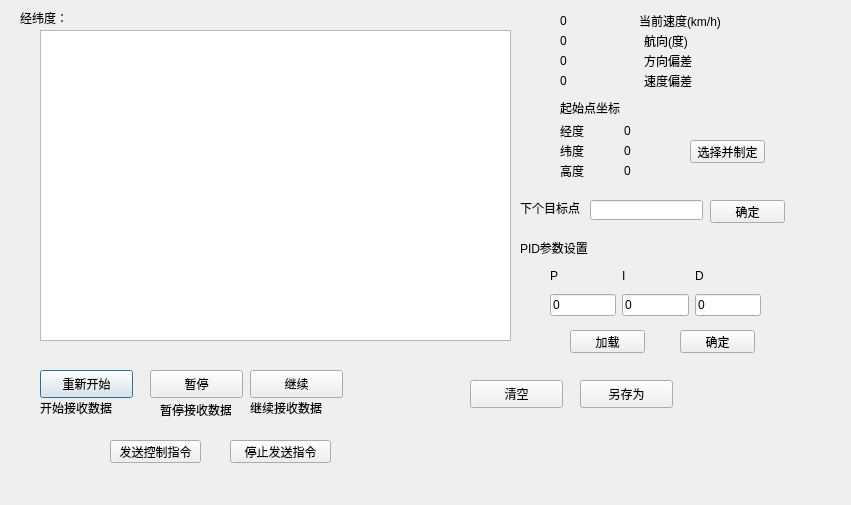
Qt form ProcessRunDialog.ui (IRLSCU/QtController) before a commit.
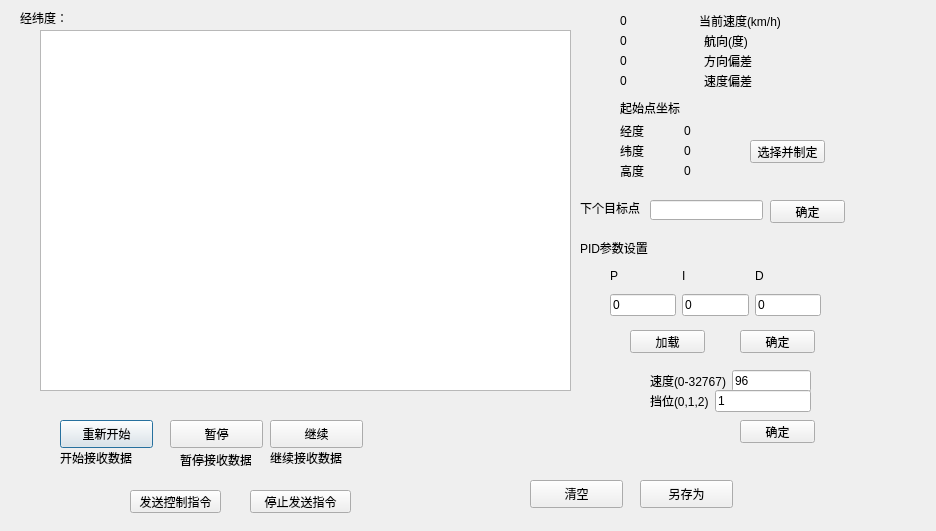
The same form after that commit.

The edit to the form file:
```diff
--- a/ProcessRunDialog.ui
+++ b/ProcessRunDialog.ui
@@ -6,8 +6,8 @@
    <rect>
     <x>0</x>
     <y>0</y>
-    <width>851</width>
-    <height>505</height>
+    <width>936</width>
+    <height>531</height>
    </rect>
   </property>
   <property name="windowTitle">
@@ -18,8 +18,8 @@
     <rect>
      <x>40</x>
      <y>30</y>
-     <width>471</width>
-     <height>311</height>
+     <width>531</width>
+     <height>361</height>
     </rect>
    </property>
   </widget>
@@ -39,8 +39,8 @@
   <widget class="QPushButton" name="start">
    <property name="geometry">
     <rect>
-     <x>40</x>
-     <y>370</y>
+     <x>60</x>
+     <y>420</y>
      <width>93</width>
      <height>28</height>
     </rect>
@@ -52,8 +52,8 @@
   <widget class="QPushButton" name="pause">
    <property name="geometry">
     <rect>
-     <x>150</x>
-     <y>370</y>
+     <x>170</x>
+     <y>420</y>
      <width>93</width>
      <height>28</height>
     </rect>
@@ -65,8 +65,8 @@
   <widget class="QPushButton" name="clear">
    <property name="geometry">
     <rect>
-     <x>470</x>
-     <y>380</y>
+     <x>530</x>
+     <y>480</y>
      <width>93</width>
      <height>28</height>
     </rect>
@@ -78,8 +78,8 @@
   <widget class="QPushButton" name="continue_2">
    <property name="geometry">
     <rect>
-     <x>250</x>
-     <y>370</y>
+     <x>270</x>
+     <y>420</y>
      <width>93</width>
      <height>28</height>
     </rect>
@@ -91,8 +91,8 @@
   <widget class="QPushButton" name="saveAs">
    <property name="geometry">
     <rect>
-     <x>580</x>
-     <y>380</y>
+     <x>640</x>
+     <y>480</y>
      <width>93</width>
      <height>28</height>
     </rect>
@@ -104,7 +104,7 @@
   <widget class="QLabel" name="label_4">
    <property name="geometry">
     <rect>
-     <x>560</x>
+     <x>620</x>
      <y>100</y>
      <width>71</width>
      <height>16</height>
@@ -117,7 +117,7 @@
   <widget class="QWidget" name="horizontalLayoutWidget">
    <property name="geometry">
     <rect>
-     <x>560</x>
+     <x>620</x>
      <y>120</y>
      <width>121</width>
      <height>21</height>
@@ -143,7 +143,7 @@
   <widget class="QWidget" name="horizontalLayoutWidget_2">
    <property name="geometry">
     <rect>
-     <x>560</x>
+     <x>620</x>
      <y>140</y>
      <width>121</width>
      <height>21</height>
@@ -169,7 +169,7 @@
   <widget class="QWidget" name="horizontalLayoutWidget_3">
    <property name="geometry">
     <rect>
-     <x>560</x>
+     <x>620</x>
      <y>160</y>
      <width>121</width>
      <height>21</height>
@@ -195,7 +195,7 @@
   <widget class="QWidget" name="horizontalLayoutWidget_4">
    <property name="geometry">
     <rect>
-     <x>560</x>
+     <x>620</x>
      <y>10</y>
      <width>161</width>
      <height>21</height>
@@ -221,7 +221,7 @@
   <widget class="QWidget" name="horizontalLayoutWidget_5">
    <property name="geometry">
     <rect>
-     <x>560</x>
+     <x>620</x>
      <y>30</y>
      <width>161</width>
      <height>21</height>
@@ -247,7 +247,7 @@
   <widget class="QPushButton" name="startPointChoiceBT">
    <property name="geometry">
     <rect>
-     <x>690</x>
+     <x>750</x>
      <y>140</y>
      <width>75</width>
      <height>23</height>
@@ -260,7 +260,7 @@
   <widget class="QPushButton" name="confirmNextPointBT">
    <property name="geometry">
     <rect>
-     <x>710</x>
+     <x>770</x>
      <y>200</y>
      <width>75</width>
      <height>23</height>
@@ -273,7 +273,7 @@
   <widget class="QLabel" name="label_15">
    <property name="geometry">
     <rect>
-     <x>520</x>
+     <x>580</x>
      <y>200</y>
      <width>71</width>
      <height>16</height>
@@ -286,7 +286,7 @@
   <widget class="QLineEdit" name="lineEdit">
    <property name="geometry">
     <rect>
-     <x>590</x>
+     <x>650</x>
      <y>200</y>
      <width>113</width>
      <height>20</height>
@@ -296,7 +296,7 @@
   <widget class="QWidget" name="horizontalLayoutWidget_6">
    <property name="geometry">
     <rect>
-     <x>550</x>
+     <x>610</x>
      <y>260</y>
      <width>211</width>
      <height>31</height>
@@ -329,7 +329,7 @@
   <widget class="QPushButton" name="ConfirmPID">
    <property name="geometry">
     <rect>
-     <x>680</x>
+     <x>740</x>
      <y>330</y>
      <width>75</width>
      <height>23</height>
@@ -342,7 +342,7 @@
   <widget class="QLabel" name="label_8">
    <property name="geometry">
     <rect>
-     <x>520</x>
+     <x>580</x>
      <y>240</y>
      <width>71</width>
      <height>16</height>
@@ -355,7 +355,7 @@
   <widget class="QWidget" name="horizontalLayoutWidget_7">
    <property name="geometry">
     <rect>
-     <x>550</x>
+     <x>610</x>
      <y>290</y>
      <width>211</width>
      <height>31</height>
@@ -388,7 +388,7 @@
   <widget class="QWidget" name="horizontalLayoutWidget_8">
    <property name="geometry">
     <rect>
-     <x>560</x>
+     <x>620</x>
      <y>50</y>
      <width>161</width>
      <height>21</height>
@@ -414,7 +414,7 @@
   <widget class="QWidget" name="horizontalLayoutWidget_9">
    <property name="geometry">
     <rect>
-     <x>560</x>
+     <x>620</x>
      <y>70</y>
      <width>161</width>
      <height>21</height>
@@ -440,7 +440,7 @@
   <widget class="QPushButton" name="loadPID">
    <property name="geometry">
     <rect>
-     <x>570</x>
+     <x>630</x>
      <y>330</y>
      <width>75</width>
      <height>23</height>
@@ -453,8 +453,8 @@
   <widget class="QLabel" name="label_13">
    <property name="geometry">
     <rect>
-     <x>40</x>
-     <y>400</y>
+     <x>60</x>
+     <y>450</y>
      <width>91</width>
      <height>16</height>
     </rect>
@@ -466,8 +466,8 @@
   <widget class="QLabel" name="label_16">
    <property name="geometry">
     <rect>
-     <x>160</x>
-     <y>400</y>
+     <x>180</x>
+     <y>450</y>
      <width>71</width>
      <height>20</height>
     </rect>
@@ -479,8 +479,8 @@
   <widget class="QLabel" name="label_17">
    <property name="geometry">
     <rect>
-     <x>250</x>
-     <y>400</y>
+     <x>270</x>
+     <y>450</y>
      <width>81</width>
      <height>16</height>
     </rect>
@@ -492,8 +492,8 @@
   <widget class="QPushButton" name="startSendingCO">
    <property name="geometry">
     <rect>
-     <x>110</x>
-     <y>440</y>
+     <x>130</x>
+     <y>490</y>
      <width>91</width>
      <height>23</height>
     </rect>
@@ -505,8 +505,8 @@
   <widget class="QPushButton" name="stopSendingCO">
    <property name="geometry">
     <rect>
-     <x>230</x>
-     <y>440</y>
+     <x>250</x>
+     <y>490</y>
      <width>101</width>
      <height>23</height>
     </rect>
@@ -518,9 +518,9 @@
   <widget class="QLabel" name="receiveStatus">
    <property name="geometry">
     <rect>
-     <x>370</x>
-     <y>372</y>
-     <width>81</width>
+     <x>390</x>
+     <y>422</y>
+     <width>111</width>
      <height>20</height>
     </rect>
    </property>
@@ -531,9 +531,9 @@
   <widget class="QLabel" name="sendCOStatus">
    <property name="geometry">
     <rect>
-     <x>370</x>
-     <y>440</y>
-     <width>101</width>
+     <x>390</x>
+     <y>490</y>
+     <width>121</width>
      <height>16</height>
     </rect>
    </property>
@@ -541,6 +541,71 @@
     <string/>
    </property>
   </widget>
+  <widget class="QWidget" name="horizontalLayoutWidget_10">
+   <property name="geometry">
+    <rect>
+     <x>650</x>
+     <y>370</y>
+     <width>161</width>
+     <height>22</height>
+    </rect>
+   </property>
+   <layout class="QHBoxLayout" name="horizontalLayout_11">
+    <item>
+     <widget class="QLabel" name="label_18">
+      <property name="text">
+       <string>速度(0-32767)</string>
+      </property>
+     </widget>
+    </item>
+    <item>
+     <widget class="QLineEdit" name="orderSpeed">
+      <property name="text">
+       <string>96</string>
+      </property>
+     </widget>
+    </item>
+   </layout>
+  </widget>
+  <widget class="QWidget" name="horizontalLayoutWidget_11">
+   <property name="geometry">
+    <rect>
+     <x>650</x>
+     <y>390</y>
+     <width>161</width>
+     <height>22</height>
+    </rect>
+   </property>
+   <layout class="QHBoxLayout" name="horizontalLayout_12">
+    <item>
+     <widget class="QLabel" name="label_19">
+      <property name="text">
+       <string>挡位(0,1,2)</string>
+      </property>
+     </widget>
+    </item>
+    <item>
+     <widget class="QLineEdit" name="orderGear">
+      <property name="text">
+       <string>1</string>
+      </property>
+     </widget>
+    </item>
+   </layout>
+  </widget>
+  <widget class="QPushButton" name="orderInitSettingBT">
+   <property name="geometry">
+    <rect>
+     <x>740</x>
+     <y>420</y>
+     <width>75</width>
+     <height>23</height>
+    </rect>
+   </property>
+   <property name="text">
+    <string>确定</string>
+   </property>
+  </widget>
  </widget>
  <resources/>
  <connections>
```
